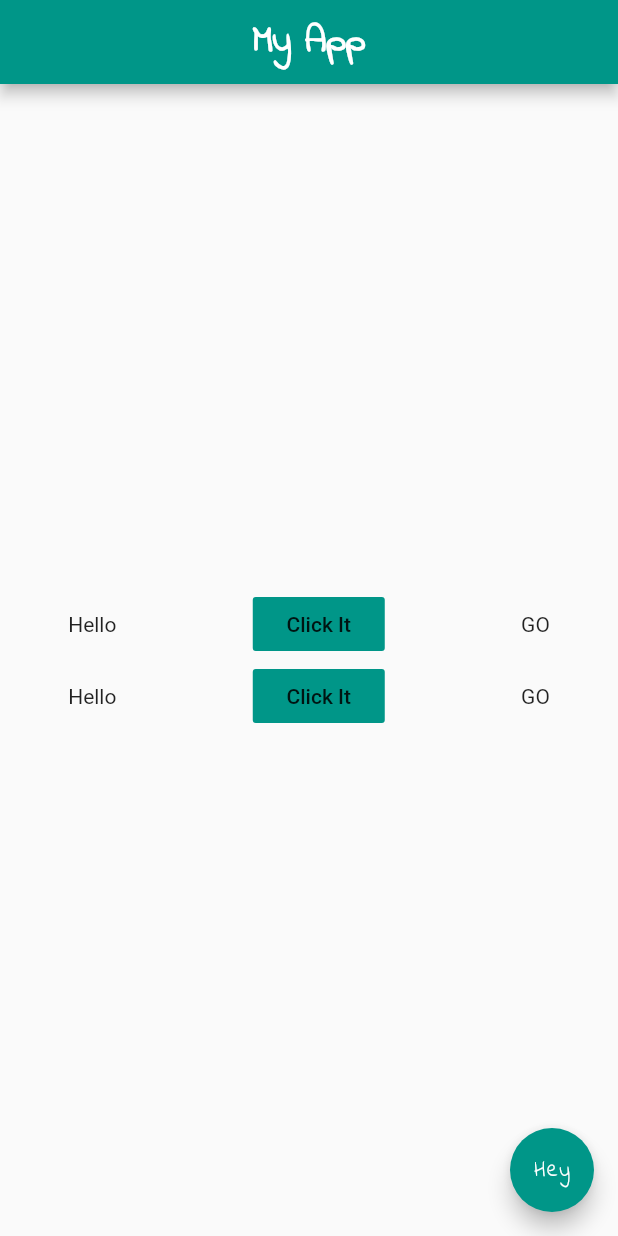
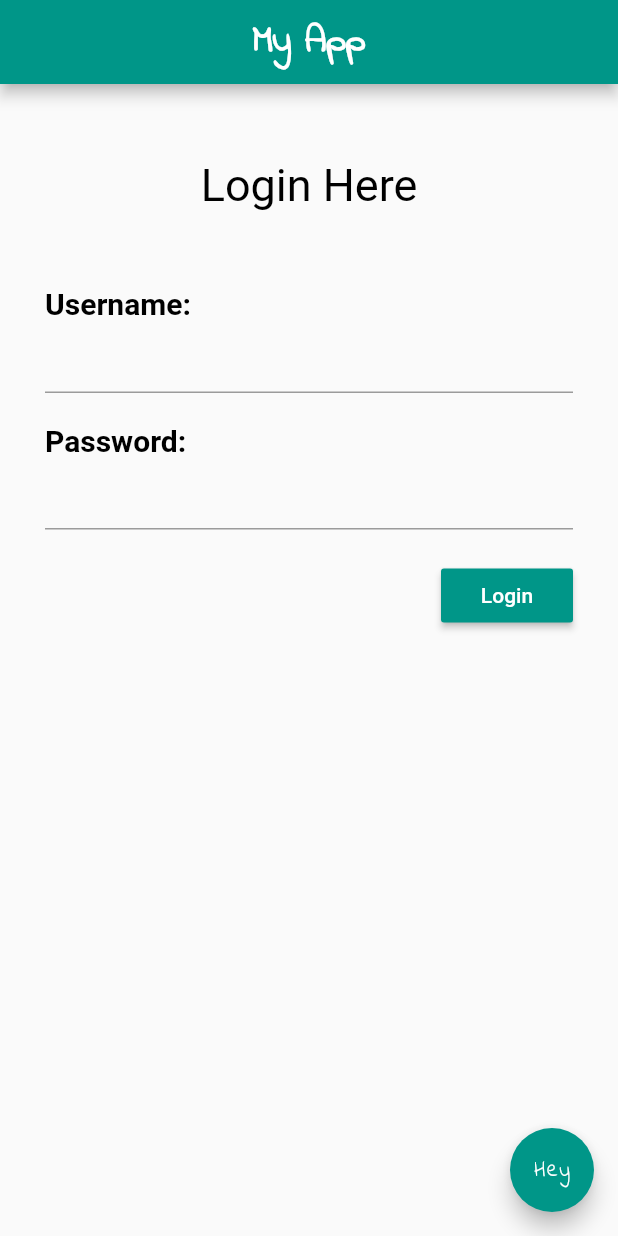
Before and after one commit to TiwariUjjawal/flutter_mtap, a Flutter app: the screen it shows after launch, on a phone screen of 412 x 824 dp. Run offline on Flutter 3.47's test engine with Material 2 defaults, Android fonts, the phone set to English and light mode, and no system bars.

Commit message:
Login Screen using Rows and Columns

```diff
--- a/lib/main.dart
+++ b/lib/main.dart
@@ -21,36 +21,60 @@ class MyApp extends StatelessWidget {
           ),
         ),
       ),
-      body: Column(
-        mainAxisAlignment: MainAxisAlignment.center,
-        children: [
-          Row(
-            mainAxisAlignment: MainAxisAlignment.spaceAround,
-            crossAxisAlignment: CrossAxisAlignment.center,
-            children: [
-              Text('Hello'),
-              FlatButton(
+      body: Container(
+        padding: EdgeInsets.symmetric(horizontal: 30, vertical: 50),
+        child: Column(
+          crossAxisAlignment: CrossAxisAlignment.start,
+          mainAxisAlignment: MainAxisAlignment.start,
+          children: [
+            Center(
+              child: Text(
+                'Login Here',
+                style: TextStyle(
+                    fontSize: 30.0,
+                    fontWeight: FontWeight.normal,
+                    color: Colors.black),
+              ),
+            ),
+            SizedBox(
+              height: 50,
+            ),
+            Text(
+              'Username:',
+              style: TextStyle(
+                  fontSize: 20.0,
+                  fontWeight: FontWeight.bold,
+                  color: Colors.black),
+            ),
+            TextField(
+              keyboardType: TextInputType.text,
+            ),
+            SizedBox(
+              height: 20,
+            ),
+            Text(
+              'Password:',
+              style: TextStyle(
+                  fontSize: 20.0,
+                  fontWeight: FontWeight.bold,
+                  color: Colors.black),
+            ),
+            TextField(),
+            SizedBox(
+              height: 20,
+            ),
+            Row(mainAxisAlignment: MainAxisAlignment.end, children: [
+              RaisedButton(
+                onPressed: () {},
+                child: Text(
+                  'Login',
+                  style: TextStyle(color: Colors.white),
+                ),
                 color: Colors.teal,
-                onPressed: () {},
-                child: Text('Click It'),
               ),
-              Text('GO'),
-            ],
-          ),
-          Row(
-            mainAxisAlignment: MainAxisAlignment.spaceAround,
-            crossAxisAlignment: CrossAxisAlignment.center,
-            children: [
-              Text('Hello'),
-              FlatButton(
-                color: Colors.teal,
-                onPressed: () {},
-                child: Text('Click It'),
-              ),
-              Text('GO'),
-            ],
-          ),
-        ],
+            ]),
+          ],
+        ),
       ),
       floatingActionButton: FloatingActionButton(
         backgroundColor: Colors.teal,
```
